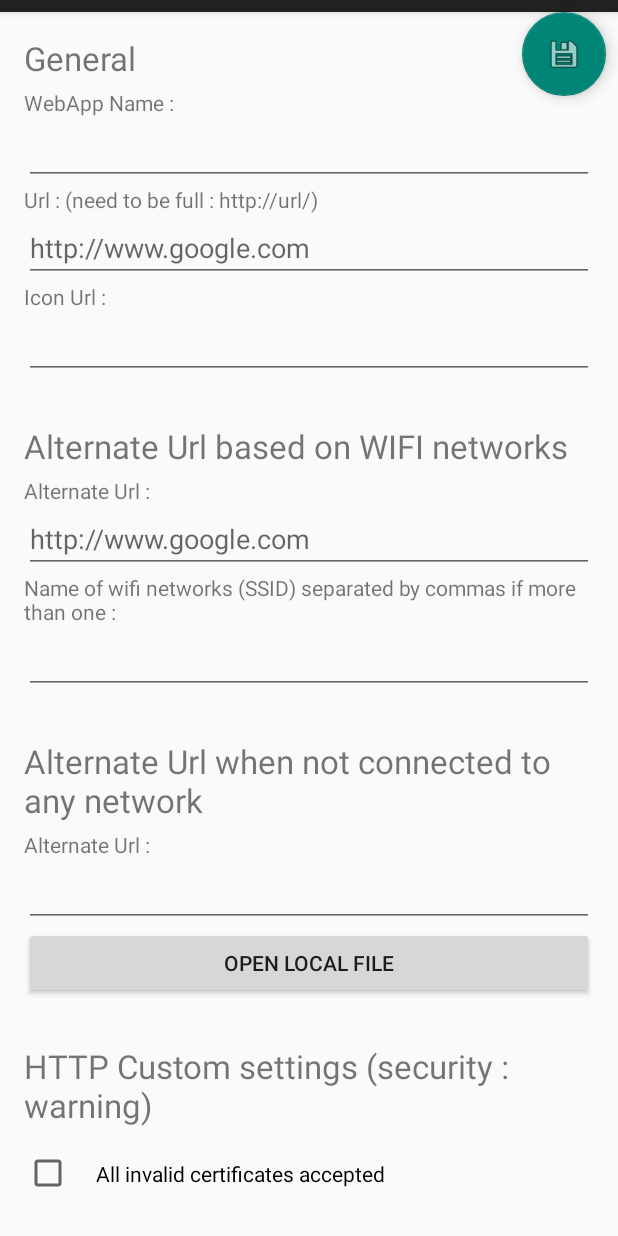
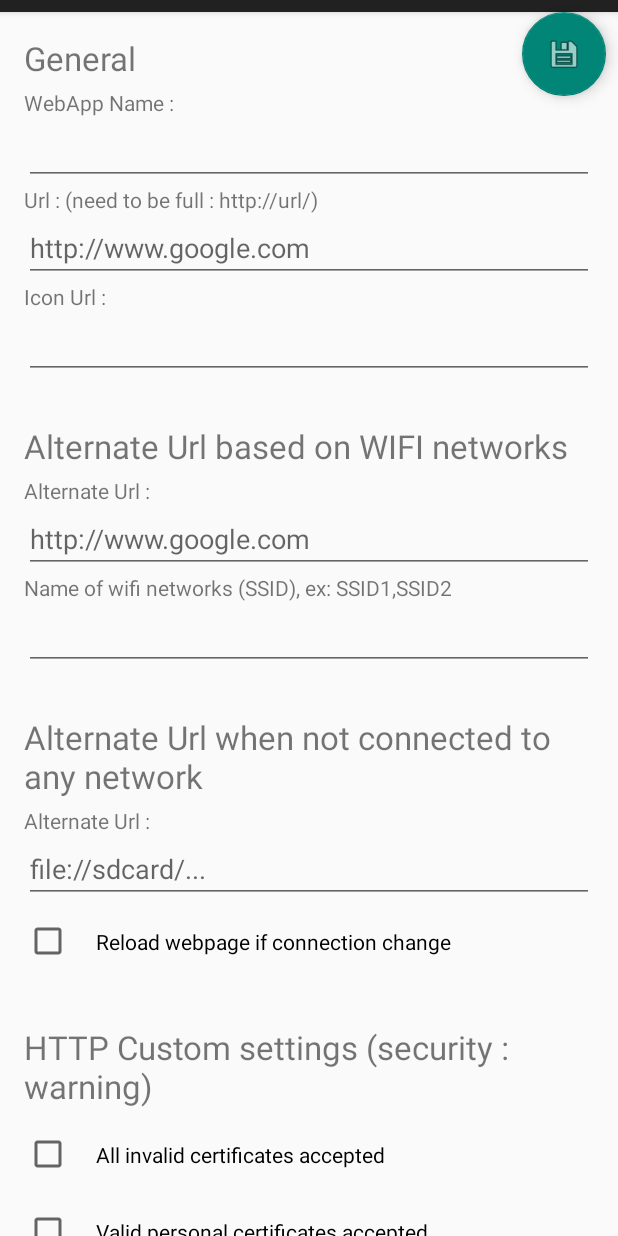
Before and after one commit to mtudury/yourandroidwebapp, an Android app: the WebAppDetailFragment screen opened directly, with no data from a screen before it, on a phone screen of 412 x 824 dp. Run offline under Robolectric (Android 15) with nearby library versions, the phone set to English and light mode, and no system bars; network calls fail.

Commit message:
interface upadte

```diff
--- a/app/src/main/java/fr/coding/yourandroidwebapp/WebAppDetailFragment.java
+++ b/app/src/main/java/fr/coding/yourandroidwebapp/WebAppDetailFragment.java
@@ -217,20 +217,6 @@ public class WebAppDetailFragment extends Fragment {
             }
         });
 
-        Button buttonFileChooser = (Button) rootView.findViewById(R.id.webapp_offlineopen);
-        buttonFileChooser.setOnClickListener((View v) -> {
-                Intent target = new Intent(Intent.ACTION_GET_CONTENT);
-                // The MIME data type filter
-                target.setType("*/*");
-                // Only return URIs that can be opened with ContentResolver
-                target.addCategory(Intent.CATEGORY_OPENABLE);
-
-                Intent intent = Intent.createChooser(
-                        target, getString(R.string.webapp_offlineopen));
-
-                startActivityForResult(intent, 3601);
-            });
-
 
         if (settings != null) {
             onSettingsReceived(settings);
@@ -355,4 +341,5 @@ public class WebAppDetailFragment extends Fragment {
         mItem.LauncherShortcut(getActivity().getApplicationContext());
         Toast.makeText(getActivity(), R.string.webapp_shortcutcreated_toast, Toast.LENGTH_SHORT).show();
     }
+
 }
--- a/app/src/main/res/layout/fragment_webapp_detail.xml
+++ b/app/src/main/res/layout/fragment_webapp_detail.xml
@@ -61,14 +61,14 @@
             android:layout_height="wrap_content" android:text="@string/webapp_alternateurl"/>
         <EditText
             android:layout_width="fill_parent"
-            android:layout_height="wrap_content"  android:id="@+id/webapp_alternateurloffline" android:inputType="textUri"
+            android:layout_height="wrap_content"  android:id="@+id/webapp_alternateurloffline" android:inputType="textUri" android:hint="@string/webapp_localurl_hint"
             />
-        <Button
-            android:id="@+id/webapp_offlineopen"
+        <CheckBox
+            android:id="@+id/webapp_reload_connection_change"
+            android:layout_width="match_parent"
             android:layout_height="wrap_content"
-            android:text="@string/webapp_offlineopen"
-            android:layout_width="fill_parent">
-        </Button>
+            android:padding="16dp"
+            android:text="@string/webapp_reload_connection_change" />
         <Space
             android:layout_width="fill_parent"
             android:layout_height="30dp" />
--- a/app/src/main/res/values/strings.xml
+++ b/app/src/main/res/values/strings.xml
@@ -23,6 +23,8 @@
     <string name="sslsetting_save_button">Save</string>
     <string name="webapp_sslall_activated">All invalid certificates accepted</string>
     <string name="webapp_ssl_activated">Valid personal certificates accepted</string>
+    <string name="webapp_reload_connection_change">Reload webpage if connection change</string>
+    <string name="webapp_localurl_hint">file://sdcard/...</string>
     <string name="webapp_autoauth">Allow to try auto Auth</string>
     <string name="title_hostauth_list">HostAuths</string>
     <string name="title_hostauth_detail">HostAuth Detail</string>
@@ -41,7 +43,7 @@
     <string name="webapp_actions">Actions</string>
     <string name="webapp_httpsettings">HTTP Custom settings (security : warning)</string>
     <string name="webapp_alternateurl">Alternate Url : </string>
-    <string name="webapp_alternateurlssid">Name of wifi networks (SSID) separated by commas if more than one :</string>
+    <string name="webapp_alternateurlssid">Name of wifi networks (SSID), ex: SSID1,SSID2</string>
     <string name="webapp_delete">Delete</string>
     <string name="dialog_title_delete">Confirm deletion</string>
     <string name="dialog_message_delete_webapp">Delete this WebApp</string>
```
Also changed, not shown: 1 other file.
